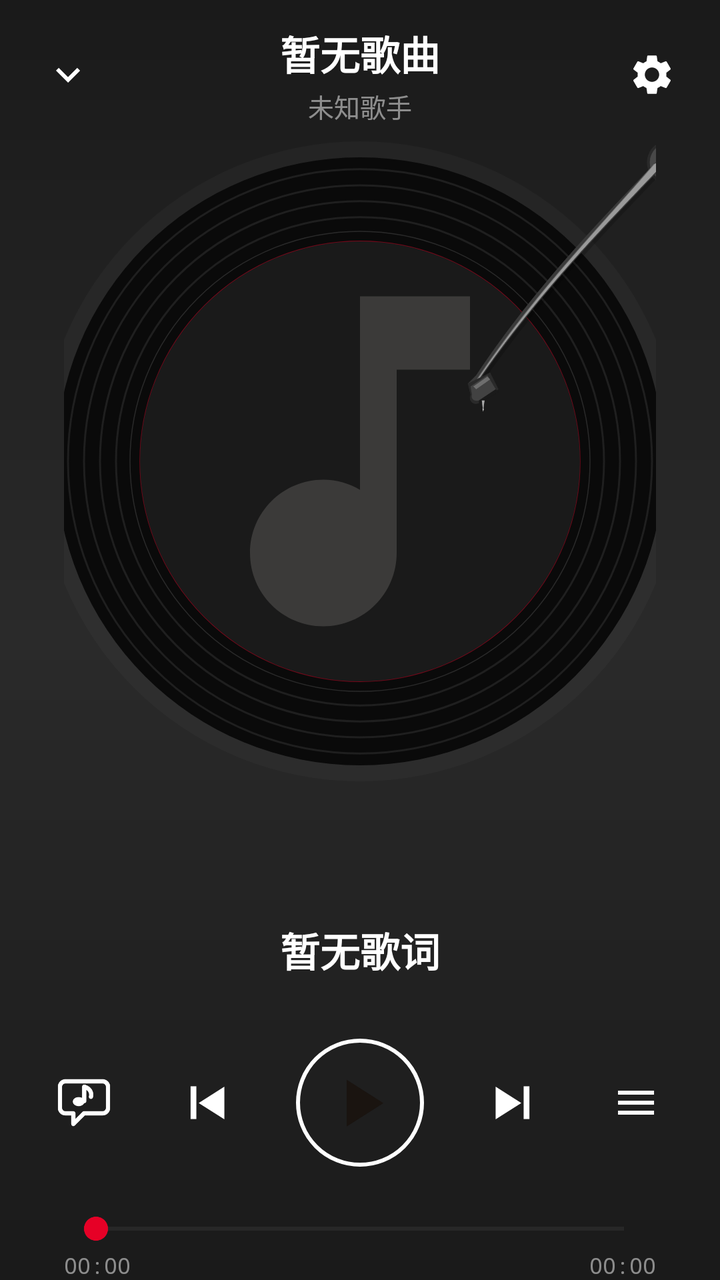
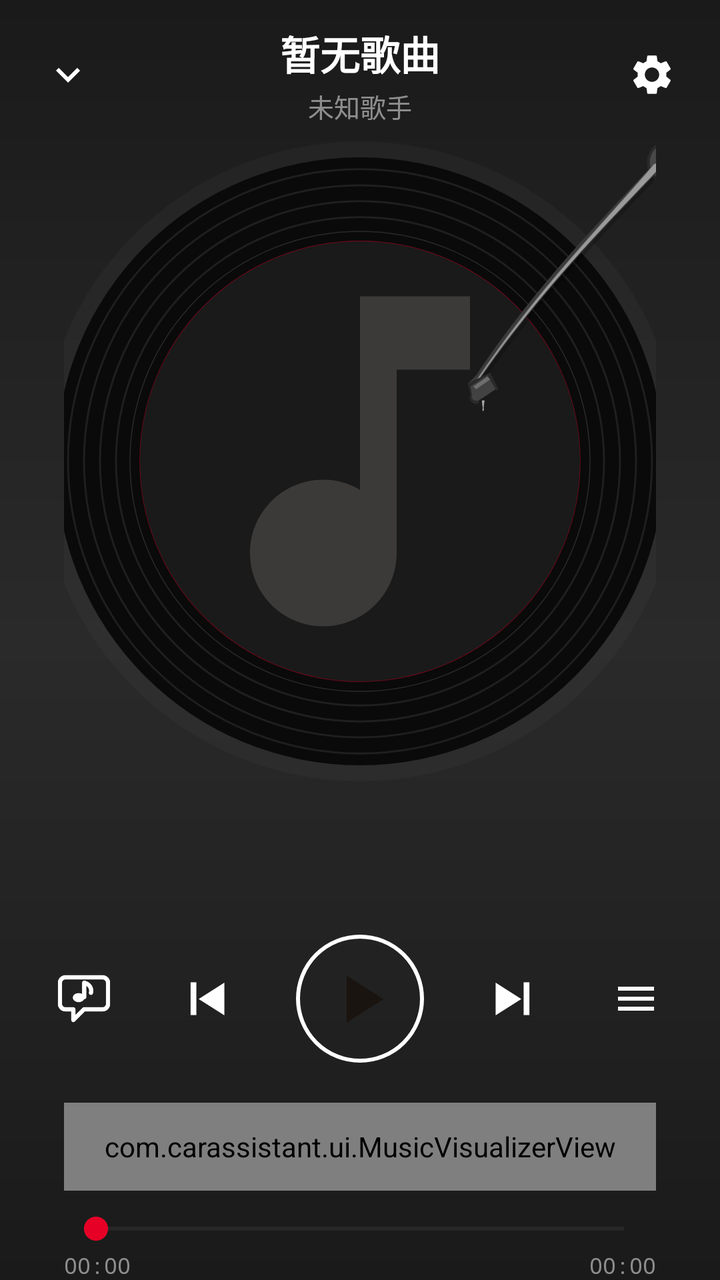

Before-and-after screenshots of an Android layout around one commit, followed by the original layout XML and the change that was made.
<!-- AndroidManifest.xml: application theme Theme.CarAssistant -->
<!-- res/layout/activity_music.xml -->
<?xml version="1.0" encoding="utf-8"?>
<LinearLayout xmlns:android="http://schemas.android.com/apk/res/android"
    xmlns:tools="http://schemas.android.com/tools"
    xmlns:app="http://schemas.android.com/apk/res-auto"
    android:id="@+id/music_root"
    android:layout_width="match_parent"
    android:layout_height="match_parent"
    android:background="@drawable/bg_music_page"
    android:orientation="vertical">

    
    <FrameLayout
        android:layout_width="match_parent"
        android:layout_height="wrap_content"
        android:paddingStart="16dp"
        android:paddingEnd="16dp"
        android:paddingTop="12dp"
        android:paddingBottom="8dp">

        <ImageView
            android:id="@+id/btn_back"
            android:layout_width="36dp"
            android:layout_height="36dp"
            android:layout_gravity="start|center_vertical"
            android:src="@drawable/ic_music_arrow_down"
            android:background="?attr/selectableItemBackgroundBorderless"
            android:scaleType="centerInside"
            android:contentDescription="@string/back"
            tools:ignore="ContentDescription"/>

        <ImageView
            android:id="@+id/btn_settings"
            android:layout_width="36dp"
            android:layout_height="36dp"
            android:layout_gravity="end|center_vertical"
            android:src="@drawable/ic_music_settings"
            android:background="?attr/selectableItemBackgroundBorderless"
            android:scaleType="centerInside"
            android:contentDescription="@string/music_settings"
            android:tint="@color/music_text_secondary"
            tools:ignore="UseAppTint"/>

        <LinearLayout
            android:layout_width="wrap_content"
            android:layout_height="wrap_content"
            android:layout_gravity="center"
            android:orientation="vertical"
            android:gravity="center">

            <TextView
                android:id="@+id/tv_title"
                android:layout_width="wrap_content"
                android:layout_height="wrap_content"
                android:maxLines="1"
                android:ellipsize="end"
                android:text="@string/music_no_song"
                android:textColor="@color/music_text_primary"
                android:textSize="@dimen/music_title_size"
                android:textStyle="bold"/>

            <TextView
                android:id="@+id/tv_artist"
                android:layout_width="wrap_content"
                android:layout_height="wrap_content"
                android:layout_marginTop="2dp"
                android:maxLines="1"
                android:ellipsize="end"
                android:text="@string/music_unknown_artist"
                android:textColor="@color/music_text_hint"
                android:textSize="@dimen/music_artist_size"/>
        </LinearLayout>
    </FrameLayout>

    
    <LinearLayout
        android:id="@+id/card_permission"
        android:layout_width="match_parent"
        android:layout_height="0dp"
        android:layout_weight="1"
        android:orientation="vertical"
        android:background="@drawable/bg_music_permission_card"
        android:layout_marginStart="@dimen/music_content_padding"
        android:layout_marginEnd="@dimen/music_content_padding"
        android:layout_marginTop="8dp"
        android:layout_marginBottom="20dp"
        android:padding="28dp"
        android:visibility="gone"
        android:gravity="center">

        <FrameLayout
            android:layout_width="72dp"
            android:layout_height="72dp"
            android:layout_marginBottom="20dp">
            <View
                android:layout_width="match_parent"
                android:layout_height="match_parent"
                android:background="@drawable/bg_permission_icon_circle"/>
            <ImageView
                android:layout_width="36dp"
                android:layout_height="36dp"
                android:layout_gravity="center"
                android:src="@drawable/ic_music_note"
                app:tint="#FFFFFFFF"
                android:scaleType="centerInside"
                tools:ignore="ContentDescription"/>
        </FrameLayout>

        <TextView
            android:layout_width="wrap_content"
            android:layout_height="wrap_content"
            android:text="@string/music_permission_required"
            android:textColor="@color/music_text_primary"
            android:textSize="20sp"
            android:textStyle="bold"
            android:gravity="center"/>

        <TextView
            android:layout_width="wrap_content"
            android:layout_height="wrap_content"
            android:layout_marginTop="6dp"
            android:text="@string/music_permission_subtitle"
            android:textColor="@color/music_text_hint"
            android:textSize="13sp"
            android:gravity="center"/>

        <View
            android:layout_width="match_parent"
            android:layout_height="1dp"
            android:layout_marginTop="20dp"
            android:layout_marginBottom="20dp"
            android:background="#22FFFFFF"/>

        <LinearLayout
            android:layout_width="match_parent"
            android:layout_height="wrap_content"
            android:orientation="horizontal"
            android:gravity="center_vertical"
            android:layout_marginBottom="12dp">
            <TextView
                android:layout_width="22dp"
                android:layout_height="22dp"
                android:background="@drawable/bg_permission_step_circle"
                android:text="1"
                android:textColor="#FFFFFFFF"
                android:textSize="12sp"
                android:textStyle="bold"
                android:gravity="center"/>
            <TextView
                android:layout_width="match_parent"
                android:layout_height="wrap_content"
                android:layout_marginStart="12dp"
                android:text="@string/music_permission_step1"
                android:textColor="@color/music_text_secondary"
                android:textSize="14sp"
                android:lineSpacingExtra="3dp"/>
        </LinearLayout>

        <LinearLayout
            android:layout_width="match_parent"
            android:layout_height="wrap_content"
            android:orientation="horizontal"
            android:gravity="center_vertical">
            <TextView
                android:layout_width="22dp"
                android:layout_height="22dp"
                android:background="@drawable/bg_permission_step_circle"
                android:text="2"
                android:textColor="#FFFFFFFF"
                android:textSize="12sp"
                android:textStyle="bold"
                android:gravity="center"/>
            <TextView
                android:layout_width="match_parent"
                android:layout_height="wrap_content"
                android:layout_marginStart="12dp"
                android:text="@string/music_permission_step2"
                android:textColor="@color/music_text_secondary"
                android:textSize="14sp"
                android:lineSpacingExtra="3dp"/>
        </LinearLayout>

        <TextView
            android:id="@+id/btn_grant"
            android:layout_width="match_parent"
            android:layout_height="wrap_content"
            android:layout_marginTop="28dp"
            android:paddingStart="48dp"
            android:paddingEnd="48dp"
            android:paddingTop="14dp"
            android:paddingBottom="14dp"
            android:background="@drawable/bg_permission_grant_btn"
            android:text="@string/keymap_perm_go_grant"
            android:textColor="#FFFFFFFF"
            android:textSize="16sp"
            android:textStyle="bold"
            android:gravity="center"
            android:focusable="true"
            android:clickable="true"/>
    </LinearLayout>

    
    <LinearLayout
        android:layout_width="match_parent"
        android:layout_height="0dp"
        android:layout_weight="1"
        android:orientation="vertical"
        android:gravity="center"
        android:paddingStart="@dimen/music_content_padding"
        android:paddingEnd="@dimen/music_content_padding">

        
        <FrameLayout
            android:id="@+id/card_album"
            android:layout_width="wrap_content"
            android:layout_height="wrap_content"
            android:foreground="?attr/selectableItemBackground">

            <View
                android:id="@+id/vinyl_glow"
                android:layout_width="1dp"
                android:layout_height="1dp"
                android:visibility="gone"/>

            <ImageView
                android:id="@+id/iv_vinyl"
                android:layout_width="@dimen/music_vinyl_size"
                android:layout_height="@dimen/music_vinyl_size"
                android:layout_gravity="center"
                android:src="@drawable/bg_vinyl_disc"
                tools:ignore="ContentDescription"/>

            <ImageView
                android:id="@+id/iv_album"
                android:layout_width="@dimen/music_album_size"
                android:layout_height="@dimen/music_album_size"
                android:layout_gravity="center"
                android:src="@drawable/ic_music_cover_placeholder"
                android:scaleType="centerCrop"
                android:background="@drawable/bg_album_circle"
                tools:ignore="ContentDescription"/>

            <ImageView
                android:id="@+id/iv_tonearm"
                android:layout_width="@dimen/music_tonearm_size"
                android:layout_height="@dimen/music_tonearm_height"
                android:layout_gravity="top|end"
                android:layout_marginTop="@dimen/music_tonearm_margin_top"
                android:layout_marginEnd="@dimen/music_tonearm_margin_end"
                android:src="@drawable/bg_tonearm"
                android:scaleType="fitXY"
                tools:ignore="ContentDescription"/>
        </FrameLayout>

        
        <LinearLayout
            android:id="@+id/lyrics_container"
            android:layout_width="match_parent"
            android:layout_height="0dp"
            android:layout_weight="1"
            android:orientation="vertical"
            android:gravity="center"
            android:layout_marginTop="16dp"
            android:visibility="visible">

            <TextView
                android:id="@+id/tv_lyric_prev2"
                android:layout_width="match_parent"
                android:layout_height="wrap_content"
                android:gravity="center"
                android:maxLines="1"
                android:ellipsize="end"
                android:alpha="0.35"
                android:textColor="@color/music_lyric_other"
                android:textSize="@dimen/music_lyric_far_size"/>

            <TextView
                android:id="@+id/tv_lyric_prev"
                android:layout_width="match_parent"
                android:layout_height="wrap_content"
                android:gravity="center"
                android:maxLines="1"
                android:ellipsize="end"
                android:layout_marginTop="6dp"
                android:alpha="0.6"
                android:textColor="@color/music_lyric_other"
                android:textSize="@dimen/music_lyric_near_size"/>

            <TextView
                android:id="@+id/tv_lyric_current"
                android:layout_width="match_parent"
                android:layout_height="wrap_content"
                android:gravity="center"
                android:maxLines="2"
                android:ellipsize="end"
                android:layout_marginTop="10dp"
                android:layout_marginBottom="2dp"
                android:lineSpacingExtra="6dp"
                android:text="@string/music_no_lyrics"
                android:textColor="@color/music_lyric_current"
                android:textSize="@dimen/music_lyric_current_size"
                android:textStyle="bold"/>

            <TextView
                android:id="@+id/tv_lyric_translation"
                android:layout_width="match_parent"
                android:layout_height="wrap_content"
                android:gravity="center"
                android:maxLines="2"
                android:ellipsize="end"
                android:layout_marginBottom="6dp"
                android:alpha="0.8"
                android:textColor="@color/music_text_hint"
                android:textSize="@dimen/music_lyric_translation_size"
                android:visibility="gone"/>

            <TextView
                android:id="@+id/tv_lyric_next"
                android:layout_width="match_parent"
                android:layout_height="wrap_content"
                android:gravity="center"
                android:maxLines="1"
                android:ellipsize="end"
                android:alpha="0.6"
                android:textColor="@color/music_lyric_other"
                android:textSize="@dimen/music_lyric_near_size"/>

            <TextView
                android:id="@+id/tv_lyric_next2"
                android:layout_width="match_parent"
                android:layout_height="wrap_content"
                android:gravity="center"
                android:maxLines="1"
                android:ellipsize="end"
                android:layout_marginTop="6dp"
                android:alpha="0.35"
                android:textColor="@color/music_lyric_other"
                android:textSize="@dimen/music_lyric_far_size"/>
        </LinearLayout>
    </LinearLayout>

    
    <ImageView
        android:id="@+id/btn_floating_lyrics"
        android:layout_width="1dp"
        android:layout_height="1dp"
        android:visibility="gone"/>
    <ImageView
        android:id="@+id/btn_lyrics_settings"
        android:layout_width="1dp"
        android:layout_height="1dp"
        android:visibility="gone"/>

    
    <LinearLayout
        android:layout_width="match_parent"
        android:layout_height="wrap_content"
        android:orientation="horizontal"
        android:gravity="center_vertical"
        android:paddingStart="24dp"
        android:paddingEnd="24dp"
        android:paddingTop="10dp"
        android:paddingBottom="14dp">

        <ImageView
            android:id="@+id/btn_lyrics_toggle"
            android:layout_width="36dp"
            android:layout_height="36dp"
            android:src="@drawable/ic_music_lyrics_hongqi"
            android:background="?attr/selectableItemBackgroundBorderless"
            android:scaleType="centerInside"
            android:contentDescription="@string/floating_lyrics_toggle"
            android:tint="@color/music_text_primary"
            tools:ignore="UseAppTint"/>

        <Space
            android:layout_width="0dp"
            android:layout_height="1dp"
            android:layout_weight="1"/>

        <ImageView
            android:id="@+id/btn_prev"
            android:layout_width="@dimen/music_prev_next_btn_size"
            android:layout_height="@dimen/music_prev_next_btn_size"
            android:src="@drawable/ic_music_prev_hongqi"
            android:background="?attr/selectableItemBackgroundBorderless"
            android:scaleType="center"
            android:contentDescription="@string/music_prev"
            android:tint="@color/music_text_primary"
            tools:ignore="UseAppTint"/>

        <FrameLayout
            android:layout_width="64dp"
            android:layout_height="64dp"
            android:layout_marginStart="20dp"
            android:layout_marginEnd="20dp">
            <View
                android:layout_width="match_parent"
                android:layout_height="match_parent"
                android:background="@drawable/bg_music_play_ring"/>
            <ImageView
                android:id="@+id/btn_play"
                android:layout_width="match_parent"
                android:layout_height="match_parent"
                android:src="@drawable/ic_music_play_hongqi"
                android:scaleType="center"
                android:padding="18dp"
                android:contentDescription="@string/music_play"
                tools:ignore="UseAppTint"/>
        </FrameLayout>

        <ImageView
            android:id="@+id/btn_next"
            android:layout_width="@dimen/music_prev_next_btn_size"
            android:layout_height="@dimen/music_prev_next_btn_size"
            android:src="@drawable/ic_music_next_hongqi"
            android:background="?attr/selectableItemBackgroundBorderless"
            android:scaleType="center"
            android:contentDescription="@string/music_next"
            android:tint="@color/music_text_primary"
            tools:ignore="UseAppTint"/>

        <Space
            android:layout_width="0dp"
            android:layout_height="1dp"
            android:layout_weight="1"/>

        <ImageView
            android:id="@+id/btn_playlist"
            android:layout_width="36dp"
            android:layout_height="36dp"
            android:src="@drawable/ic_music_list"
            android:background="?attr/selectableItemBackgroundBorderless"
            android:scaleType="centerInside"
            tools:ignore="ContentDescription"/>
    </LinearLayout>

    <View
        android:id="@+id/play_btn_glow"
        android:layout_width="1dp"
        android:layout_height="1dp"
        android:visibility="gone"/>
    <View
        android:id="@+id/ambient_glow_1"
        android:layout_width="1dp"
        android:layout_height="1dp"
        android:visibility="gone"/>
    <View
        android:id="@+id/ambient_glow_2"
        android:layout_width="1dp"
        android:layout_height="1dp"
        android:visibility="gone"/>

    
    <LinearLayout
        android:layout_width="match_parent"
        android:layout_height="wrap_content"
        android:orientation="vertical"
        android:paddingStart="32dp"
        android:paddingEnd="32dp"
        android:paddingTop="8dp">

        <SeekBar
            android:id="@+id/sb_progress"
            android:layout_width="match_parent"
            android:layout_height="wrap_content"
            android:max="100"
            android:progress="0"
            android:progressTint="@color/music_seekbar_progress"
            android:progressBackgroundTint="@color/music_seekbar_track"
            android:thumbTint="@color/music_seekbar_thumb"
            android:splitTrack="false"/>

        <LinearLayout
            android:layout_width="match_parent"
            android:layout_height="wrap_content"
            android:orientation="horizontal"
            android:layout_marginTop="2dp">

            <TextView
                android:id="@+id/tv_current"
                android:layout_width="wrap_content"
                android:layout_height="wrap_content"
                android:text="00:00"
                android:textColor="@color/music_text_hint"
                android:textSize="@dimen/music_time_text_size"
                android:fontFamily="monospace"/>

            <View
                android:layout_width="0dp"
                android:layout_height="1dp"
                android:layout_weight="1"/>

            <TextView
                android:id="@+id/tv_duration"
                android:layout_width="wrap_content"
                android:layout_height="wrap_content"
                android:text="00:00"
                android:textColor="@color/music_text_hint"
                android:textSize="@dimen/music_time_text_size"
                android:fontFamily="monospace"/>
        </LinearLayout>
    </LinearLayout>



    
    <ImageView
        android:id="@+id/btn_music_source"
        android:layout_width="1dp"
        android:layout_height="1dp"
        android:visibility="gone"/>

</LinearLayout>
<!-- resources referenced by this layout -->
<resources>
  <color name="music_lyric_current">#FFFFFFFF</color>
  <color name="music_lyric_other">#80FFFFFF</color>
  <color name="music_seekbar_progress">#FFE60026</color>
  <color name="music_seekbar_thumb">#FFE60026</color>
  <color name="music_seekbar_track">#33FFFFFF</color>
  <color name="music_text_hint">#80FFFFFF</color>
  <color name="music_text_primary">#FFFFFFFF</color>
  <color name="music_text_secondary">#B3FFFFFF</color>
  <dimen name="music_album_size">220dp</dimen>
  <dimen name="music_artist_size">13sp</dimen>
  <dimen name="music_content_padding">32dp</dimen>
  <dimen name="music_lyric_current_size">20sp</dimen>
  <dimen name="music_lyric_far_size">14sp</dimen>
  <dimen name="music_lyric_near_size">16sp</dimen>
  <dimen name="music_lyric_translation_size">15sp</dimen>
  <dimen name="music_prev_next_btn_size">48dp</dimen>
  <dimen name="music_time_text_size">11sp</dimen>
  <dimen name="music_title_size">20sp</dimen>
  <dimen name="music_tonearm_height">175dp</dimen>
  <dimen name="music_tonearm_margin_end">-28dp</dimen>
  <dimen name="music_tonearm_margin_top">-22dp</dimen>
  <dimen name="music_tonearm_size">140dp</dimen>
  <dimen name="music_vinyl_size">320dp</dimen>
  <!-- drawable bg_album_circle (drawable) -->
  <?xml version="1.0" encoding="utf-8"?>
  <shape xmlns:android="http://schemas.android.com/apk/res/android"
      android:shape="oval">
      <solid android:color="#FF1A1A1A"/>
  </shape>
  <!-- drawable bg_music_permission_card (drawable) -->
  <?xml version="1.0" encoding="utf-8"?>
  <shape xmlns:android="http://schemas.android.com/apk/res/android"
      android:shape="rectangle">
      
      <solid android:color="#CC1A1F2E"/>
      
      <corners android:radius="24dp"/>
      
      <stroke android:width="1dp" android:color="#22FFFFFF"/>
  </shape>
  <!-- drawable bg_music_play_ring (drawable) -->
  <?xml version="1.0" encoding="utf-8"?>
  <shape xmlns:android="http://schemas.android.com/apk/res/android"
      android:shape="oval">
      <solid android:color="@android:color/transparent"/>
      <stroke
          android:width="2dp"
          android:color="#FFFFFFFF"/>
  </shape>
  <!-- drawable bg_permission_step_circle (drawable) -->
  <?xml version="1.0" encoding="utf-8"?>
  <shape xmlns:android="http://schemas.android.com/apk/res/android"
      android:shape="oval">
      <solid android:color="#FFEE0A24"/>
      <size android:width="22dp" android:height="22dp"/>
  </shape>
  <string name="back">返回</string>
  <string name="floating_lyrics_toggle">桌面歌词开关</string>
  <string name="keymap_perm_go_grant">去开启</string>
  <string name="music_next">下一首</string>
  <string name="music_no_lyrics">暂无歌词</string>
  <string name="music_no_song">暂无歌曲</string>
  <string name="music_permission_required">请先授予通知访问权限</string>
  <string name="music_permission_step1">在系统「通知访问设置」中找到「车机助手媒体会话」</string>
  <string name="music_permission_step2">开启开关，允许车机助手读取媒体信息</string>
  <string name="music_permission_subtitle">用于读取当前播放状态并显示歌词</string>
  <string name="music_play">播放/暂停</string>
  <string name="music_prev">上一首</string>
  <string name="music_settings">音乐伴侣设置</string>
  <string name="music_unknown_artist">未知歌手</string>
  <color name="brand_primary">#2E6BFF</color>
  <color name="brand_primary_dark">#1E54E5</color>
  <color name="brand_accent">#00C2A8</color>
  <color name="bg_page">#F5F7FB</color>
  <color name="bg_card">#FFFFFF</color>
  <color name="text_primary">#1A1F36</color>
  <color name="danger">#FF4D4F</color>
  <color name="text_secondary">#5A6273</color>
  <!-- drawable bg_dialog (drawable) -->
  <?xml version="1.0" encoding="utf-8"?>
  <shape xmlns:android="http://schemas.android.com/apk/res/android"
      android:shape="rectangle">
      <solid android:color="@color/dialog_bg"/>
      <corners android:radius="@dimen/dialog_corner"/>
  </shape>
  <color name="dialog_bg">#FFFFFF</color>
  <dimen name="dialog_corner">24dp</dimen>
  <color name="stroke_card">#F0F2F7</color>
  <!-- unchanged entries left out for length: 19 -->
</resources>

<!-- the commit's change to res/layout/activity_music.xml (unified diff, before → after) -->
@@ -451,6 +451,16 @@
         android:visibility="gone"/>
 
     
+    <com.carassistant.ui.MusicVisualizerView
+        android:id="@+id/music_visualizer"
+        android:layout_width="match_parent"
+        android:layout_height="44dp"
+        android:layout_marginStart="32dp"
+        android:layout_marginEnd="32dp"
+        android:layout_marginTop="6dp"
+        android:layout_marginBottom="2dp"/>
+
+    
     <LinearLayout
         android:layout_width="match_parent"
         android:layout_height="wrap_content"
